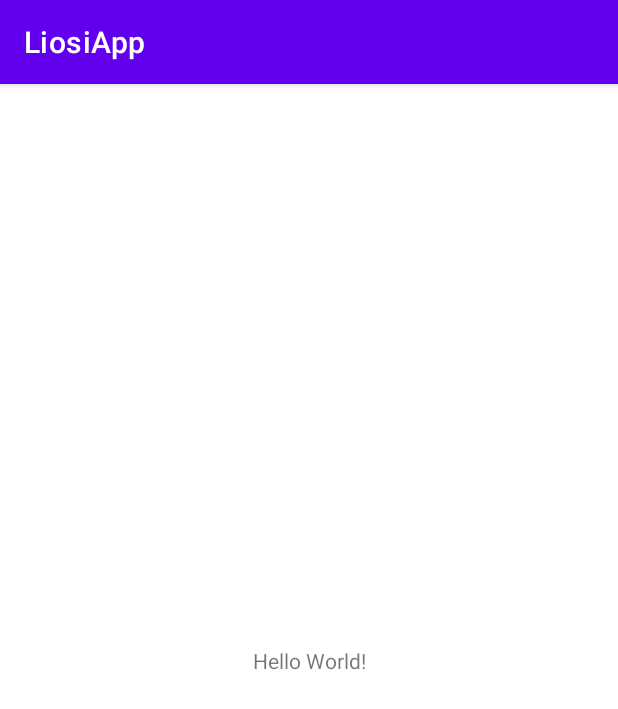
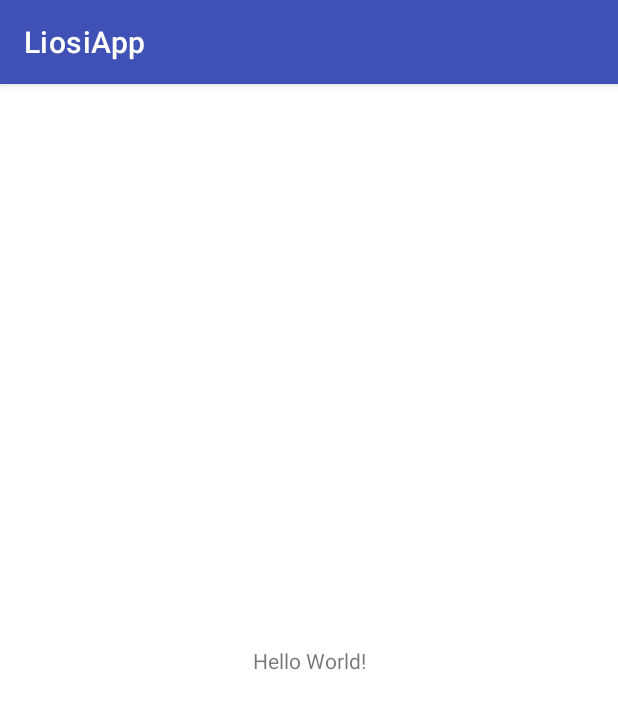
Before and after one commit to mrrezkii/Android-Kotlin-LiosiApp, an Android app: the screen it shows after launch (MainActivity), on a phone screen of 412 x 824 dp. Shown: the top 709 px of the screen. Run offline under Robolectric (Android 15) with nearby library versions, the phone set to English and light mode, and no system bars.

Commit message:
Change color system

```diff
--- a/app/src/main/res/values-night/themes.xml
+++ b/app/src/main/res/values-night/themes.xml
@@ -1,16 +1,18 @@
-<resources xmlns:tools="http://schemas.android.com/tools">
+<resources>
     <!-- Base application theme. -->
     <style name="Theme.LiosiApp" parent="Theme.MaterialComponents.DayNight.DarkActionBar">
-        <!-- Primary brand color. -->
-        <item name="colorPrimary">@color/purple_200</item>
-        <item name="colorPrimaryVariant">@color/purple_700</item>
-        <item name="colorOnPrimary">@color/black</item>
-        <!-- Secondary brand color. -->
-        <item name="colorSecondary">@color/teal_200</item>
-        <item name="colorSecondaryVariant">@color/teal_200</item>
-        <item name="colorOnSecondary">@color/black</item>
-        <!-- Status bar color. -->
-        <item name="android:statusBarColor" tools:targetApi="l">?attr/colorPrimaryVariant</item>
         <!-- Customize your theme here. -->
+        <item name="colorPrimary">@color/colorPrimary</item>
+        <item name="colorPrimaryDark">@color/colorPrimaryDark</item>
+        <item name="colorAccent">@color/colorAccent</item>
     </style>
+
+    <style name="Theme.LiosiApp.NoActionBar">
+        <item name="windowActionBar">false</item>
+        <item name="windowNoTitle">true</item>
+    </style>
+
+    <style name="AppTheme.AppBarOverlay" parent="ThemeOverlay.AppCompat.Dark.ActionBar" />
+
+    <style name="AppTheme.PopupOverlay" parent="ThemeOverlay.AppCompat.Light" />
 </resources>
--- a/app/src/main/res/values/colors.xml
+++ b/app/src/main/res/values/colors.xml
@@ -1,10 +1,9 @@
 <?xml version="1.0" encoding="utf-8"?>
 <resources>
-    <color name="purple_200">#FFBB86FC</color>
-    <color name="purple_500">#FF6200EE</color>
-    <color name="purple_700">#FF3700B3</color>
-    <color name="teal_200">#FF03DAC5</color>
-    <color name="teal_700">#FF018786</color>
-    <color name="black">#FF000000</color>
-    <color name="white">#FFFFFFFF</color>
+    <color name="colorPrimary">#3F51B5</color>
+    <color name="colorPrimaryDark">#303F9F</color>
+    <color name="colorAccent">#3F51B5</color>
+    <color name="colorHint">#161e54</color>
+    <color name="colorWhite">#FFFFFF</color>
+    <color name="colorBlack">#111111</color>
 </resources>
--- a/app/src/main/res/values/themes.xml
+++ b/app/src/main/res/values/themes.xml
@@ -1,16 +1,18 @@
-<resources xmlns:tools="http://schemas.android.com/tools">
+<resources>
     <!-- Base application theme. -->
     <style name="Theme.LiosiApp" parent="Theme.MaterialComponents.DayNight.DarkActionBar">
-        <!-- Primary brand color. -->
-        <item name="colorPrimary">@color/purple_500</item>
-        <item name="colorPrimaryVariant">@color/purple_700</item>
-        <item name="colorOnPrimary">@color/white</item>
-        <!-- Secondary brand color. -->
-        <item name="colorSecondary">@color/teal_200</item>
-        <item name="colorSecondaryVariant">@color/teal_700</item>
-        <item name="colorOnSecondary">@color/black</item>
-        <!-- Status bar color. -->
-        <item name="android:statusBarColor" tools:targetApi="l">?attr/colorPrimaryVariant</item>
         <!-- Customize your theme here. -->
+        <item name="colorPrimary">@color/colorPrimary</item>
+        <item name="colorPrimaryDark">@color/colorPrimaryDark</item>
+        <item name="colorAccent">@color/colorAccent</item>
     </style>
+
+    <style name="Theme.LiosiApp.NoActionBar">
+        <item name="windowActionBar">false</item>
+        <item name="windowNoTitle">true</item>
+    </style>
+
+    <style name="AppTheme.AppBarOverlay" parent="ThemeOverlay.AppCompat.Dark.ActionBar" />
+
+    <style name="AppTheme.PopupOverlay" parent="ThemeOverlay.AppCompat.Light" />
 </resources>
```
